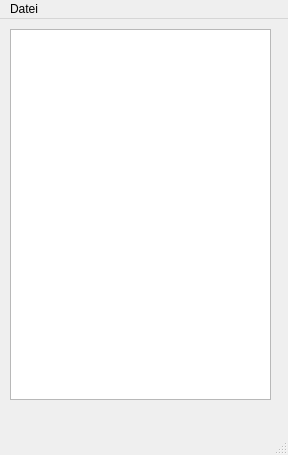
Above: searchhistory.ui from notCrazy0815/infoprojekt before the change. Below: the same form after it.
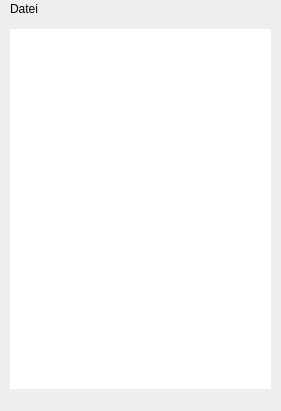
That is the form after the change.

```diff
--- a/searchhistory.ui
+++ b/searchhistory.ui
@@ -6,13 +6,17 @@
    <rect>
     <x>0</x>
     <y>0</y>
-    <width>288</width>
-    <height>455</height>
+    <width>281</width>
+    <height>411</height>
    </rect>
   </property>
   <property name="windowTitle">
    <string>Suchverlauf</string>
   </property>
+  <property name="styleSheet">
+   <string notr="true">background-color: #eee;
+color: black;</string>
+  </property>
   <widget class="QWidget" name="centralwidget">
    <widget class="QTextEdit" name="outputTa">
     <property name="geometry">
@@ -23,6 +27,16 @@
       <height>371</height>
      </rect>
     </property>
+    <property name="font">
+     <font>
+      <family>Arial</family>
+     </font>
+    </property>
+    <property name="styleSheet">
+     <string notr="true">border: none;
+color: black;
+background-color: #fff;</string>
+    </property>
    </widget>
   </widget>
   <widget class="QMenuBar" name="menubar">
@@ -30,7 +44,7 @@
     <rect>
      <x>0</x>
      <y>0</y>
-     <width>288</width>
+     <width>281</width>
      <height>21</height>
     </rect>
    </property>
```
